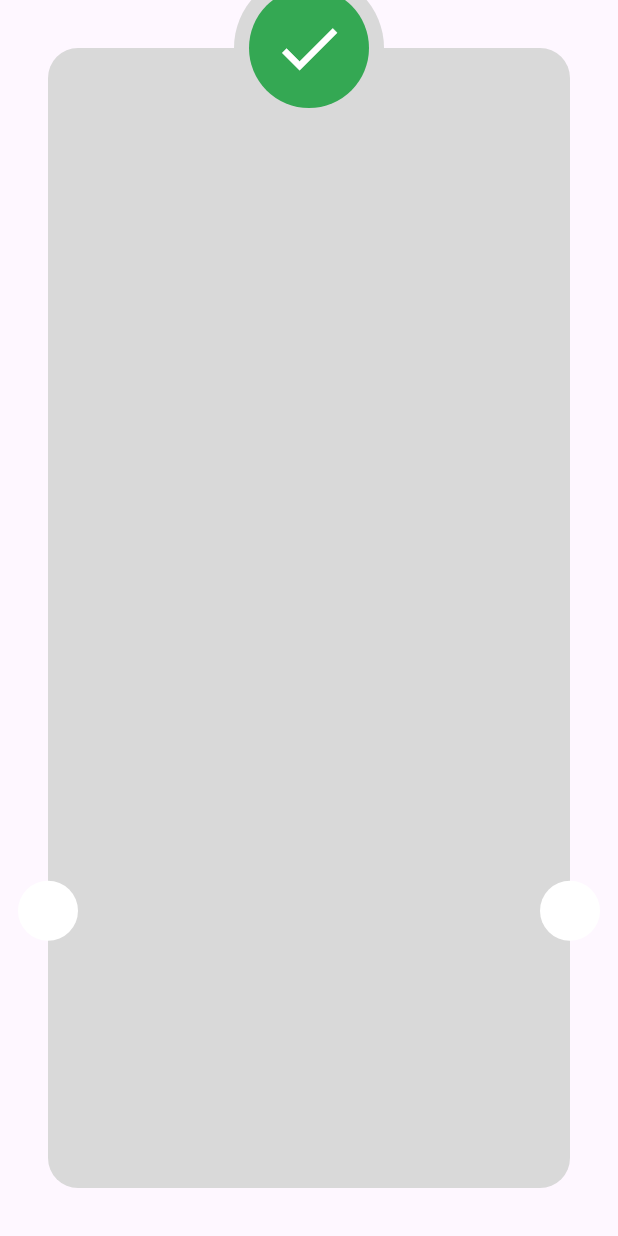
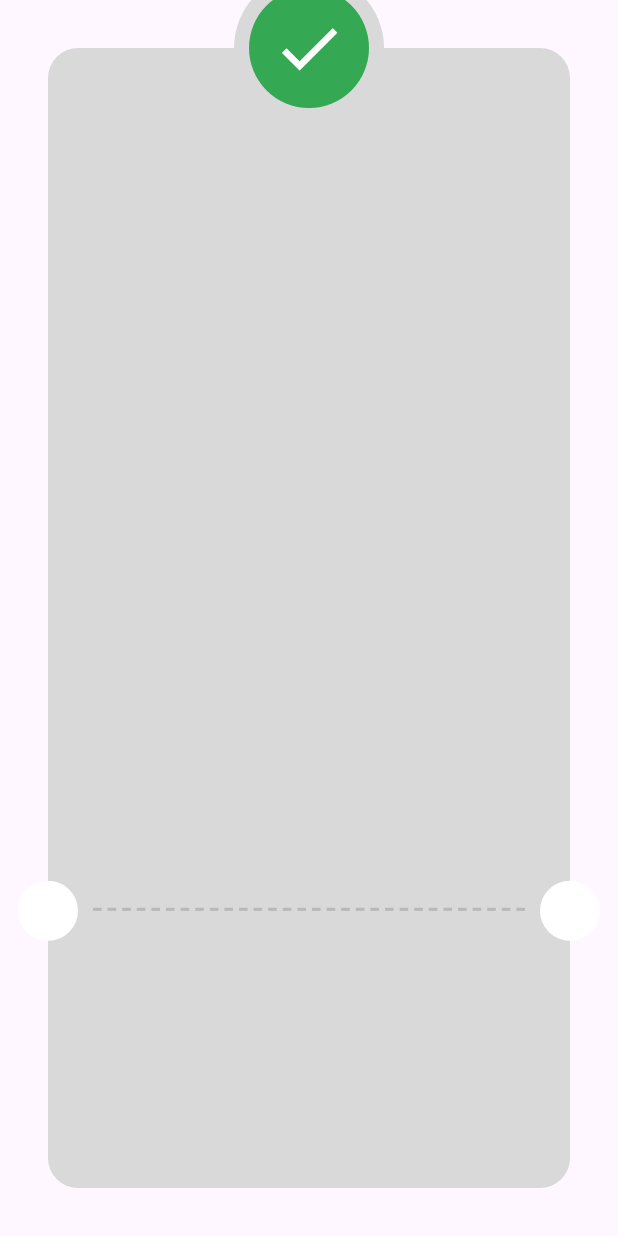
Before and after one commit to tasneemakhaled/flutter_payement_checkout, a Flutter app: the ThankYouView screen opened directly, on a phone screen of 412 x 824 dp. Run offline on Flutter 3.47's test engine with Material 3 defaults, Android fonts, the phone set to English and light mode, and no system bars; our stand-ins replace flutter_credit_card.

Commit message:
create dashed line

```diff
--- a/lib/Features/checkout/presentation/views/widgets/thank_you_view_body.dart
+++ b/lib/Features/checkout/presentation/views/widgets/thank_you_view_body.dart
@@ -16,6 +16,21 @@ class ThankYouViewBody extends StatelessWidget {
             decoration: ShapeDecoration(
                  color: Color(0xffD9D9D9),
               shape: RoundedRectangleBorder(borderRadius: BorderRadiusGeometry.circular(20))),
+          ),
+          Positioned(
+            bottom: MediaQuery.sizeOf(context).height*.2+20,
+            right: 28,
+            left: 28,
+            child: Row(children: List.generate(30, (index){
+                return Expanded(
+                  child: Padding(
+                    padding: const EdgeInsets.symmetric(horizontal: 2.0),
+                    child: Container(
+                     height: 2,
+                      color: Color(0xffB8B8B8),),
+                  ),
+                );
+            })),
           ),
           Positioned(
             bottom: MediaQuery.of(context).size.height*.2,
```
